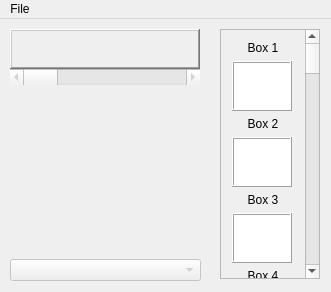
The window that QT Projects/frmboxes.ui (Annovae/PKMDS-G5) describes before a commit, drawn with Qt 5.
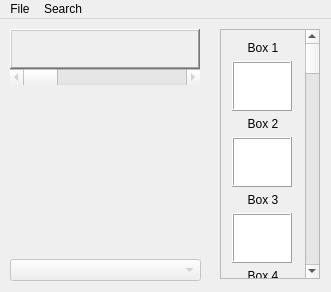
The same window after the commit.

Commit message: Extremely early search work

The edit to the form file:
```diff
--- a/QT Projects/frmboxes.ui
+++ b/QT Projects/frmboxes.ui
@@ -2291,7 +2291,14 @@
     <addaction name="actionLoad_SAV"/>
     <addaction name="actionSave_changes"/>
    </widget>
+   <widget class="QMenu" name="menuSearch">
+    <property name="title">
+     <string>Search</string>
+    </property>
+    <addaction name="actionSearch"/>
+   </widget>
    <addaction name="menuFile"/>
+   <addaction name="menuSearch"/>
   </widget>
   <action name="actionLoad_SAV">
    <property name="text">
```
Left out of the diff: 7 changed lines with no effect on the pictures. The commit also changes 7 other files.
